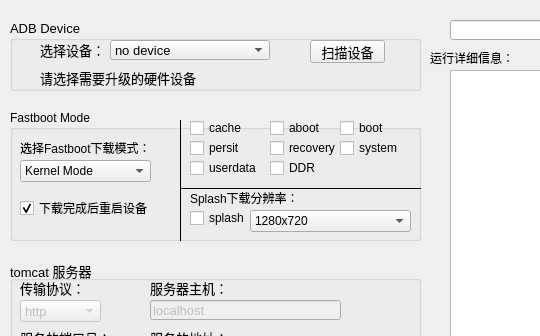
First picture: the form in mainwindow.ui, repository xueyang97/QT-FastbootAndroid, before the edit; both pictures show x 0 to 540 and y 0 to 336 of the 863 by 580 pixel window.
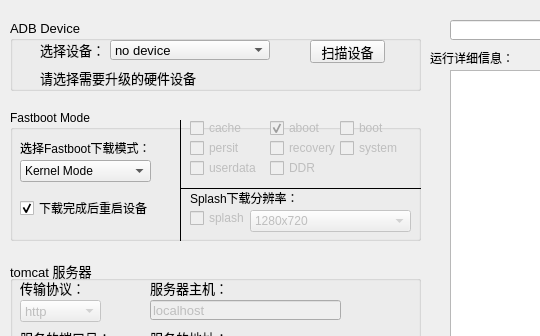
Second picture: the form after the edit.

What changed in the file:
```diff
--- a/mainwindow.ui
+++ b/mainwindow.ui
@@ -315,6 +315,9 @@
      </property>
     </widget>
     <widget class="QCheckBox" name="checkBoxCache">
+     <property name="enabled">
+      <bool>false</bool>
+     </property>
      <property name="geometry">
       <rect>
        <x>180</x>
@@ -328,6 +331,9 @@
      </property>
     </widget>
     <widget class="QCheckBox" name="checkBoxAboot">
+     <property name="enabled">
+      <bool>false</bool>
+     </property>
      <property name="geometry">
       <rect>
        <x>260</x>
@@ -339,8 +345,14 @@
      <property name="text">
       <string>aboot</string>
      </property>
+     <property name="checked">
+      <bool>true</bool>
+     </property>
     </widget>
     <widget class="QCheckBox" name="checkBoxBoot">
+     <property name="enabled">
+      <bool>false</bool>
+     </property>
      <property name="geometry">
       <rect>
        <x>330</x>
@@ -354,6 +366,9 @@
      </property>
     </widget>
     <widget class="QCheckBox" name="checkBoxPersit">
+     <property name="enabled">
+      <bool>false</bool>
+     </property>
      <property name="geometry">
       <rect>
        <x>180</x>
@@ -367,6 +382,9 @@
      </property>
     </widget>
     <widget class="QCheckBox" name="checkBoxRecovery">
+     <property name="enabled">
+      <bool>false</bool>
+     </property>
      <property name="geometry">
       <rect>
        <x>260</x>
@@ -380,6 +398,9 @@
      </property>
     </widget>
     <widget class="QCheckBox" name="checkBoxSystem">
+     <property name="enabled">
+      <bool>false</bool>
+     </property>
      <property name="geometry">
       <rect>
        <x>330</x>
@@ -393,6 +414,9 @@
      </property>
     </widget>
     <widget class="QCheckBox" name="checkBoxUserdata">
+     <property name="enabled">
+      <bool>false</bool>
+     </property>
      <property name="geometry">
       <rect>
        <x>180</x>
@@ -406,6 +430,9 @@
      </property>
     </widget>
     <widget class="QCheckBox" name="checkBoxDDR">
+     <property name="enabled">
+      <bool>false</bool>
+     </property>
      <property name="geometry">
       <rect>
        <x>260</x>
@@ -419,6 +446,9 @@
      </property>
     </widget>
     <widget class="QCheckBox" name="checkBox">
+     <property name="enabled">
+      <bool>false</bool>
+     </property>
      <property name="geometry">
       <rect>
        <x>180</x>
@@ -461,6 +491,9 @@
      </property>
     </widget>
     <widget class="QComboBox" name="comboBoxSplash">
+     <property name="enabled">
+      <bool>false</bool>
+     </property>
      <property name="geometry">
       <rect>
        <x>240</x>
```
Left out of the diff: 12 changed lines with no effect on the pictures.
